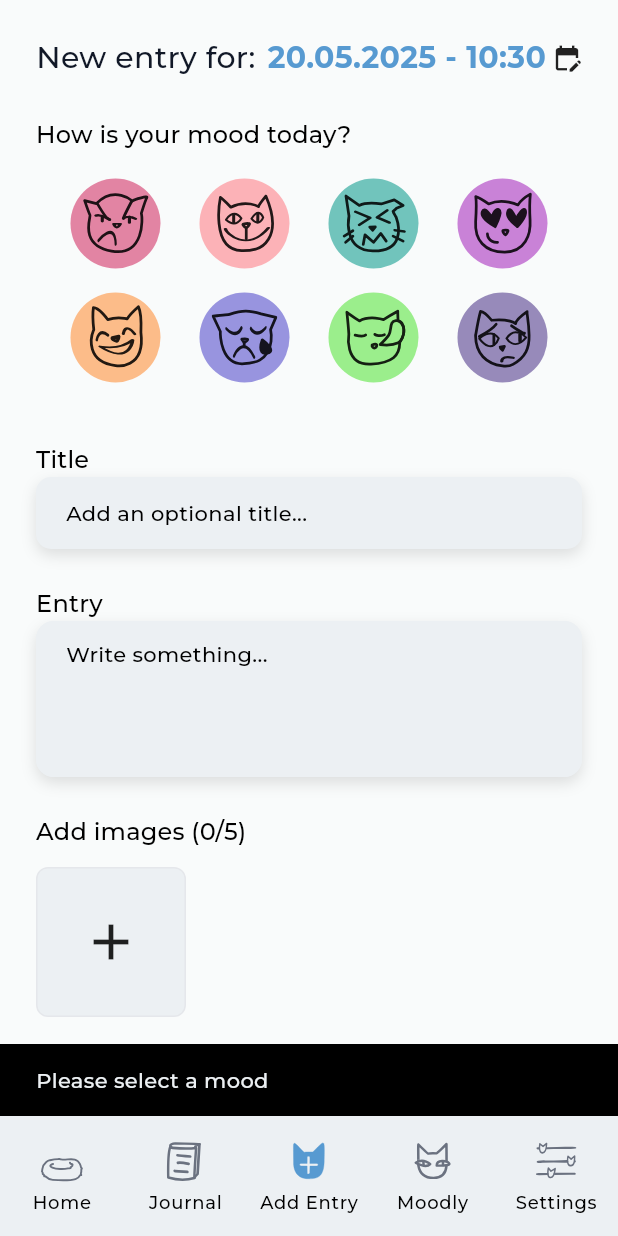
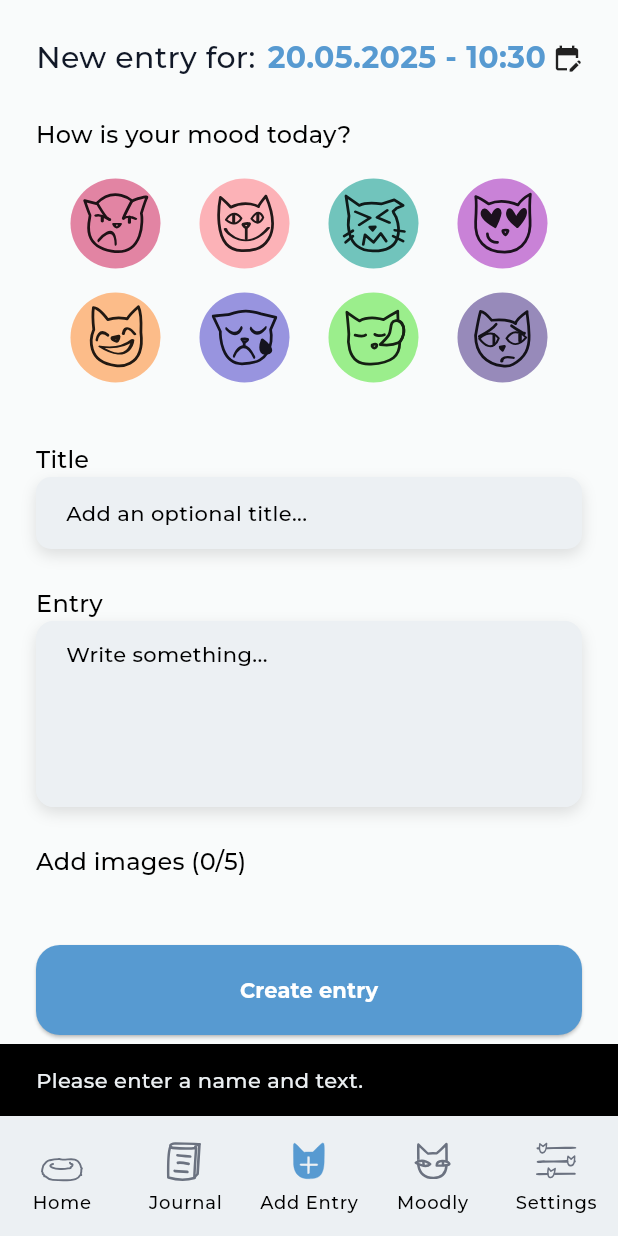
Before and after one commit to codemalcolm/moodly_client, a Flutter app: the screen it shows after launch, item 3 of the bottom bar chosen, after a tap on "Create entry", on a phone screen of 412 x 824 dp. Run offline on Flutter 3.47's test engine with Material 3 defaults, Android fonts, the phone set to English and light mode, and no system bars; our stand-ins replace flutter_bloc, flutter_svg, image_picker, shared_preferences; missing offline and left inert: dart:ffi; network calls fail; project files that could hold a hidden picture were left out.

Commit message:
Connected creating a journal entry with the server (without images)

```diff
--- a/lib/screens/new_entry_screen.dart
+++ b/lib/screens/new_entry_screen.dart
@@ -1,6 +1,8 @@
+import 'dart:convert';
 import 'dart:io';
 import 'package:flutter/material.dart';
 import 'package:flutter_svg/svg.dart';
+import 'package:http/http.dart' as http;
 import 'package:image_picker/image_picker.dart';
 import 'package:moodly_client/widgets/custom_button.dart';
 import 'package:moodly_client/widgets/custom_image_selector.dart';
@@ -9,6 +11,7 @@ import 'package:moodly_client/widgets/date_time_picker.dart';
 import 'package:moodly_client/widgets/journal_entry_textfield.dart';
 import 'package:moodly_client/widgets/moods_card.dart';
 import 'package:intl/intl.dart';
+import 'package:http_parser/http_parser.dart';
 
 class NewEntryScreen extends StatefulWidget {
   const NewEntryScreen({super.key});
@@ -37,6 +40,118 @@ class _NewEntryScreenState extends State<NewEntryScreen> {
     }
   }
 
+  final _nameController = TextEditingController();
+  final _textController = TextEditingController();
+  DateTime _selectedDate = DateTime.now();
+  final List<File> _images = [];
+
+  Future<void> _pickImages() async {
+    final picker = ImagePicker();
+    final pickedFiles = await picker.pickMultiImage();
+
+    if (pickedFiles != null) {
+      setState(() {
+        _images.addAll(pickedFiles.map((xfile) => File(xfile.path)));
+      });
+    }
+  }
+
+  Future<void> _submitForm() async {
+    final name = _nameController.text.trim();
+    final text = _textController.text.trim();
+
+    print("$name , $text, ${selectedDateTime.toIso8601String()}");
+
+    if (name.isEmpty || text.isEmpty) {
+      ScaffoldMessenger.of(context).showSnackBar(
+        const SnackBar(content: Text('Please enter a name and text.')),
+      );
+      return;
+    }
+
+    try {
+      // 1. Create the journal entry
+      final response = await http.post(
+        Uri.parse('http://10.0.2.2:5000/api/v1/entries'),
+        headers: {'Content-Type': 'application/json'},
+        body: jsonEncode({
+          'name': name,
+          'entryText': text,
+          'entryDateAndTime': selectedDateTime.toIso8601String(),
+        }),
+      );
+
+      if (response.statusCode == 200 || response.statusCode == 201) {
+        final data = jsonDecode(response.body);
+        final journalEntryId = data['_id'];
+
+        // 2. Upload images (if any)
+        if (_images.isNotEmpty) {
+          final uploadUri = Uri.parse(
+            'http://10.0.2.2:5000/api/v1/entries/$journalEntryId/images',
+          );
+          final request = http.MultipartRequest('POST', uploadUri);
+
+          for (var image in _images) {
+            final mimeType =
+                lookupMimeType(image.path)?.split('/') ?? ['image', 'jpeg'];
+            request.files.add(
+              await http.MultipartFile.fromPath(
+                'images',
+                image.path,
+                contentType: MediaType(mimeType[0], mimeType[1]),
+              ),
+            );
+          }
+
+          final uploadResponse = await request.send();
+
+          if (uploadResponse.statusCode != 200 &&
+              uploadResponse.statusCode != 201) {
+            throw Exception(
+              'Image upload failed with status ${uploadResponse.statusCode}',
+            );
+          }
+        }
+
+        ScaffoldMessenger.of(context).showSnackBar(
+          const SnackBar(content: Text('Journal entry submitted!')),
+        );
+
+        _resetForm();
+      } else {
+        throw Exception('Failed to submit journal entry');
+      }
+    } catch (e) {
+      ScaffoldMessenger.of(
+        context,
+      ).showSnackBar(SnackBar(content: Text('Error: $e')));
+    }
+  }
+
+  void _resetForm() {
+    _nameController.clear();
+    _textController.clear();
+    _images.clear();
+    selectedDateTime = DateTime.now();
+    setState(() {});
+  }
+
+  // final imagePicker = ImagePicker();
+
+  // Future<void> selectImage() async {
+  //   final picked = await imagePicker.pickImage(
+  //     source: ImageSource.gallery,
+  //     maxWidth: 800,
+  //     imageQuality: 80,
+  //   );
+  //   if (picked != null) {
+  //     setState(() {
+  //       imageFiles.add(File(picked.path));
+  //     });
+  //   }
+  // }
+
   Future<void> pickDateTime() async {
     final newDateTime = await DateTimePicker.pickDateTime(
       context: context,
@@ -53,11 +168,11 @@ class _NewEntryScreenState extends State<NewEntryScreen> {
     return DateFormat('dd.MM.yyyy - HH:mm').format(selectedDateTime);
   }
 
-  void removeImage(int index) {
-    setState(() {
-      imageFiles.removeAt(index);
-    });
-  }
+  // void removeImage(int index) {
+  //   setState(() {
+  //     imageFiles.removeAt(index);
+  //   });
+  // }
 
   @override
   Widget build(BuildContext context) {
@@ -145,10 +260,18 @@ class _NewEntryScreenState extends State<NewEntryScreen> {
               ),
             const SizedBox(height: 24),
             Text('Title', style: theme.textTheme.titleMedium),
-            const CustomTextInput(hintText: 'Add an optional title...'),
+            CustomTextInput(
+              controller: _nameController,
+              hintText: 'Add an optional title...',
+            ),
+
             const SizedBox(height: 24),
             Text('Entry', style: theme.textTheme.titleMedium),
-            const JournalEntryTextField(hintText: 'Write something...'),
+            JournalEntryTextField(
+              controller: _textController,
+              hintText: 'Write something...',
+              maxLines: 5,
+            ),
             const SizedBox(height: 24),
             Text(
               'Add images (${imageFiles.length}/5)',
@@ -156,88 +279,90 @@ class _NewEntryScreenState extends State<NewEntryScreen> {
             ),
             const SizedBox(height: 12),
 
-            Wrap(
-              spacing: 12,
-              runSpacing: 12,
-              children: [
-                ...List.generate(imageFiles.length, (index) {
-                  return Stack(
-                    children: [
-                      ClipRRect(
-                        borderRadius: BorderRadius.circular(8),
-                        child: Image.file(
-                          imageFiles[index],
-                          width: 100,
-                          height: 100,
-                          fit: BoxFit.cover,
-                        ),
-                      ),
-                      Positioned(
-                        top: 4,
-                        right: 4,
-                        child: GestureDetector(
-                          onTap: () => removeImage(index),
-                          child: Container(
-                            decoration: const BoxDecoration(
-                              shape: BoxShape.circle,
-                              color: Color.fromARGB(130, 0, 0, 0),
-                            ),
-                            padding: const EdgeInsets.all(4),
-                            child: const Icon(
-                              Icons.close,
-                              size: 16,
-                              color: Colors.white,
-                            ),
-                          ),
-                        ),
-                      ),
-                    ],
-                  );
-                }),
-                if (imageFiles.length < 5)
-                  GestureDetector(
-                    onTap: () async {
-                      final picked =
-                          await CustomImageSelector.pickSingleImage();
-                      if (picked != null) {
-                        setState(() {
-                          imageFiles.add(picked);
-                        });
-                      }
-                    },
-                    child: Container(
-                      width: 100,
-                      height: 100,
-                      decoration: BoxDecoration(
-                        color: theme.colorScheme.surface,
-                        border: Border.all(color: theme.dividerColor),
-                        borderRadius: BorderRadius.circular(8),
-                      ),
-                      child: Icon(
-                        Icons.add,
-                        size: 40,
-                        color: theme.iconTheme.color,
-                      ),
-                    ),
-                  ),
-              ],
-            ),
+            // Wrap(
+            //   spacing: 12,
+            //   runSpacing: 12,
+            //   children: [
+            //     ...List.generate(imageFiles.length, (index) {
+            //       return Stack(
+            //         children: [
+            //           ClipRRect(
+            //             borderRadius: BorderRadius.circular(8),
+            //             child: Image.file(
+            //               imageFiles[index],
+            //               width: 100,
+            //               height: 100,
+            //               fit: BoxFit.cover,
+            //             ),
+            //           ),
+            //           Positioned(
+            //             top: 4,
+            //             right: 4,
+            //             child: GestureDetector(
+            //               onTap: () => removeImage(index),
+            //               child: Container(
+            //                 decoration: const BoxDecoration(
+            //                   shape: BoxShape.circle,
+            //                   color: Color.fromARGB(130, 0, 0, 0),
+            //                 ),
+            //                 padding: const EdgeInsets.all(4),
+            //                 child: const Icon(
+            //                   Icons.close,
+            //                   size: 16,
+            //                   color: Colors.white,
+            //                 ),
+            //               ),
+            //             ),
+            //           ),
+            //         ],
+            //       );
+            //     }),
+            //     if (imageFiles.length < 5)
+            //       GestureDetector(
+            //         onTap: () async {
+            //           final picked =
+            //               await CustomImageSelector.pickSingleImage();
+            //           if (picked != null) {
+            //             setState(() {
+            //               imageFiles.add(picked);
+            //             });
+            //           }
+            //         },
+            //         child: Container(
+            //           width: 100,
+            //           height: 100,
+            //           decoration: BoxDecoration(
+            //             color: theme.colorScheme.surface,
+            //             border: Border.all(color: theme.dividerColor),
+            //             borderRadius: BorderRadius.circular(8),
+            //           ),
+            //           child: Icon(
+            //             Icons.add,
+            //             size: 40,
+            //             color: theme.iconTheme.color,
+            //           ),
+            //         ),
+            //       ),
+            //   ],
+            // ),
             const SizedBox(height: 32),
             SizedBox(
               width: double.infinity,
               child: CustomButton(
-                onPressed: () {
-                  if (selectedMoodIndex == null) {
-                    ScaffoldMessenger.of(context).showSnackBar(
-                      const SnackBar(content: Text('Please select a mood')),
-                    );
-                    return;
-                  }
-                  // TODO: Save logic
-                  ScaffoldMessenger.of(context).showSnackBar(
-                    const SnackBar(content: Text('Entry saved (TODO)')),
-                  );
-                },
+                onPressed: _submitForm,
+                // onPressed: () {
+                //   // if (selectedMoodIndex == null) {
+                //   //   ScaffoldMessenger.of(context).showSnackBar(
+                //   //     const SnackBar(content: Text('Please select a mood')),
+                //   //   );
+                //   //   return;
+                //   // }
+
+                //   // TODO: Save logic
+                //   ScaffoldMessenger.of(context).showSnackBar(
+                //     const SnackBar(content: Text('Entry saved (TODO)')),
+                //   );
+                // },
                 label: 'Create entry',
               ),
             ),
@@ -246,4 +371,13 @@ class _NewEntryScreenState extends State<NewEntryScreen> {
       ),
     );
   }
+
+  @override
+  void dispose() {
+    _nameController.dispose();
+    _textController.dispose();
+    super.dispose();
+  }
+
+  lookupMimeType(String path) {}
 }
```
